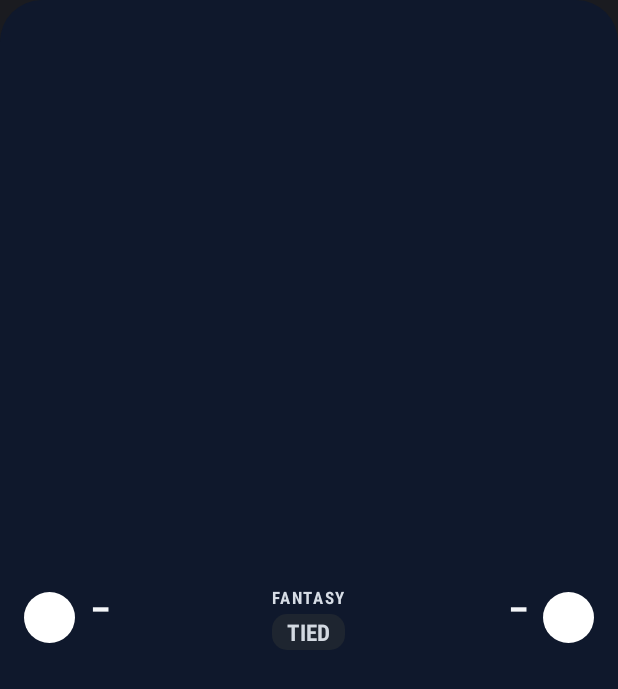
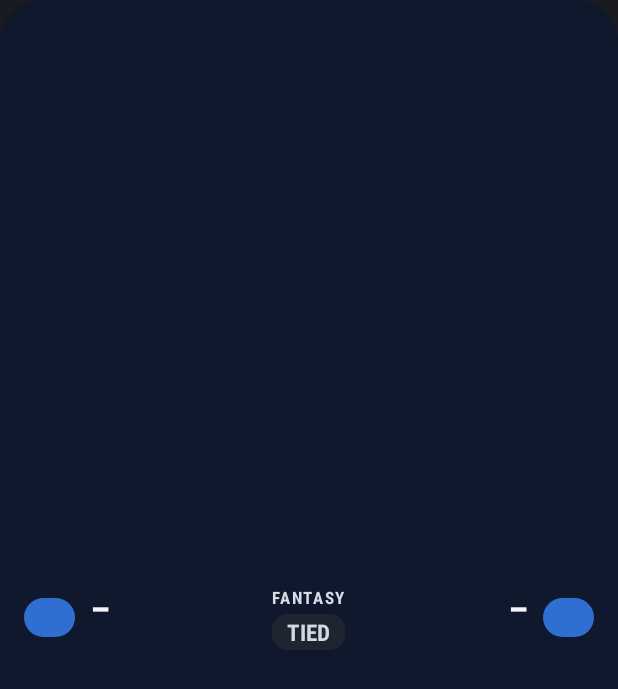
Before and after one commit to faufan/fantasy-overlay-tv, an Android app: the layout widget_small.xml on its own in the app's theme, with its tools: preview values and no code run, on a phone screen of 412 x 824 dp. Shown: the top 689 px of the screen. Run offline under Robolectric (Android 15) with nearby library versions, the phone set to English and light mode, and no system bars.

Commit message:
Small widget: show team abbreviation pill when a logo can't load (1.6)
Co-Authored-By: Claude Opus 5.5 <noreply@anthropic.com>
Claude-Session: https://claude.ai/code/session_01ToTURMJrj8HVqaC8oa2P4X

```diff
--- a/android/app/build.gradle
+++ b/android/app/build.gradle
@@ -10,8 +10,8 @@ android {
         applicationId 'org.plasterfamily.fantasyoverlay'
         minSdk 26
         targetSdk 34
-        versionCode 6
-        versionName '1.5'
+        versionCode 7
+        versionName '1.6'
     }
 
     // One fixed key in the repo, so every GitHub build installs as an update
--- a/android/app/src/main/java/org/plasterfamily/fantasyoverlay/Matchup.java
+++ b/android/app/src/main/java/org/plasterfamily/fantasyoverlay/Matchup.java
@@ -14,7 +14,7 @@ final class Matchup {
     int share = 50;        // your share of projected points, for the bar
     boolean live = false;  // someone in this matchup is playing right now
     boolean pending = false; // someone hasn't played yet this week
-    String meLogo = "", oppLogo = "";
+    String meLogo = "", oppLogo = "", meAbbrev = "", oppAbbrev = "";
     String status = "FANTASY";      // small widget: "WEEK 7 · LIVE" / "WEEK 7 · FINAL"
     String pill = "TIED";           // small widget: "UP 12.1" / "WON 2.6" / "LOST 2.6"
     final java.util.List<String[]> liveMine = new java.util.ArrayList<>(); // {short name, "TEAM · Q2 4:10", points}
@@ -56,6 +56,8 @@ final class Matchup {
 
         m.meLogo = me.optString("logo", "");
         m.oppLogo = opp.optString("logo", "");
+        m.meAbbrev = me.optString("abbrev", "");
+        m.oppAbbrev = opp.optString("abbrev", "");
 
         JSONArray mineArr = me.optJSONArray("starters");
         JSONArray theirArr = opp.optJSONArray("starters");
--- /dev/null
+++ b/android/app/src/main/res/drawable/widget_pill_0.xml
@@ -0,0 +1,5 @@
+<?xml version="1.0" encoding="utf-8"?>
+<shape xmlns:android="http://schemas.android.com/apk/res/android" android:shape="rectangle">
+    <solid android:color="#2F6FD1" />
+    <corners android:radius="13dp" />
+</shape>
--- /dev/null
+++ b/android/app/src/main/res/drawable/widget_pill_1.xml
@@ -0,0 +1,5 @@
+<?xml version="1.0" encoding="utf-8"?>
+<shape xmlns:android="http://schemas.android.com/apk/res/android" android:shape="rectangle">
+    <solid android:color="#D46A1F" />
+    <corners android:radius="13dp" />
+</shape>
--- /dev/null
+++ b/android/app/src/main/res/drawable/widget_pill_2.xml
@@ -0,0 +1,5 @@
+<?xml version="1.0" encoding="utf-8"?>
+<shape xmlns:android="http://schemas.android.com/apk/res/android" android:shape="rectangle">
+    <solid android:color="#2E8B4A" />
+    <corners android:radius="13dp" />
+</shape>
--- /dev/null
+++ b/android/app/src/main/res/drawable/widget_pill_3.xml
@@ -0,0 +1,5 @@
+<?xml version="1.0" encoding="utf-8"?>
+<shape xmlns:android="http://schemas.android.com/apk/res/android" android:shape="rectangle">
+    <solid android:color="#8E44AD" />
+    <corners android:radius="13dp" />
+</shape>
--- /dev/null
+++ b/android/app/src/main/res/drawable/widget_pill_4.xml
@@ -0,0 +1,5 @@
+<?xml version="1.0" encoding="utf-8"?>
+<shape xmlns:android="http://schemas.android.com/apk/res/android" android:shape="rectangle">
+    <solid android:color="#C0392B" />
+    <corners android:radius="13dp" />
+</shape>
--- /dev/null
+++ b/android/app/src/main/res/drawable/widget_pill_5.xml
@@ -0,0 +1,5 @@
+<?xml version="1.0" encoding="utf-8"?>
+<shape xmlns:android="http://schemas.android.com/apk/res/android" android:shape="rectangle">
+    <solid android:color="#16A085" />
+    <corners android:radius="13dp" />
+</shape>
--- /dev/null
+++ b/android/app/src/main/res/drawable/widget_pill_6.xml
@@ -0,0 +1,5 @@
+<?xml version="1.0" encoding="utf-8"?>
+<shape xmlns:android="http://schemas.android.com/apk/res/android" android:shape="rectangle">
+    <solid android:color="#B7950B" />
+    <corners android:radius="13dp" />
+</shape>
--- a/android/app/src/main/res/layout/widget_small.xml
+++ b/android/app/src/main/res/layout/widget_small.xml
@@ -10,12 +10,36 @@
     android:paddingLeft="16dp"
     android:paddingRight="16dp">
 
+        <FrameLayout
+            android:layout_width="wrap_content"
+            android:layout_height="34dp"
+            android:minWidth="34dp">
+
             <ImageView
                 android:id="@+id/logoA"
                 android:layout_width="34dp"
                 android:layout_height="34dp"
+                android:layout_gravity="center"
                 android:scaleType="fitCenter"
-            android:src="@drawable/widget_dot" />
+                android:visibility="gone" />
+
+            <TextView
+                android:id="@+id/abbrA"
+                android:layout_width="wrap_content"
+                android:layout_height="26dp"
+                android:layout_gravity="center"
+                android:background="@drawable/widget_pill_0"
+                android:fontFamily="sans-serif-condensed"
+                android:gravity="center"
+                android:maxLines="1"
+                android:minWidth="34dp"
+                android:paddingLeft="8dp"
+                android:paddingRight="8dp"
+                android:text=""
+                android:textColor="#FFFFFF"
+                android:textSize="13sp"
+                android:textStyle="bold" />
+        </FrameLayout>
 
         <LinearLayout
             android:layout_width="wrap_content"
@@ -108,10 +132,34 @@
                 android:textSize="10sp" />
         </LinearLayout>
 
+        <FrameLayout
+            android:layout_width="wrap_content"
+            android:layout_height="34dp"
+            android:minWidth="34dp">
+
             <ImageView
                 android:id="@+id/logoB"
                 android:layout_width="34dp"
                 android:layout_height="34dp"
+                android:layout_gravity="center"
                 android:scaleType="fitCenter"
-            android:src="@drawable/widget_dot" />
+                android:visibility="gone" />
+
+            <TextView
+                android:id="@+id/abbrB"
+                android:layout_width="wrap_content"
+                android:layout_height="26dp"
+                android:layout_gravity="center"
+                android:background="@drawable/widget_pill_0"
+                android:fontFamily="sans-serif-condensed"
+                android:gravity="center"
+                android:maxLines="1"
+                android:minWidth="34dp"
+                android:paddingLeft="8dp"
+                android:paddingRight="8dp"
+                android:text=""
+                android:textColor="#FFFFFF"
+                android:textSize="13sp"
+                android:textStyle="bold" />
+        </FrameLayout>
 </LinearLayout>
```
Also changed, not shown: android/app/src/main/java/org/plasterfamily/fantasyoverlay/ScoreWidget.java (+14 -9 lines). Lines whose indentation alone changed are shown as unchanged.
